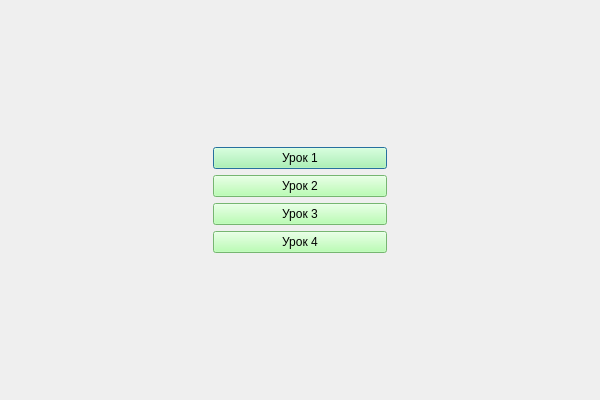
The window that client/qt/Lessons.ui (Alexey-Nikolaevic-B/cmd_test_system) describes before a commit, drawn with Qt 5.
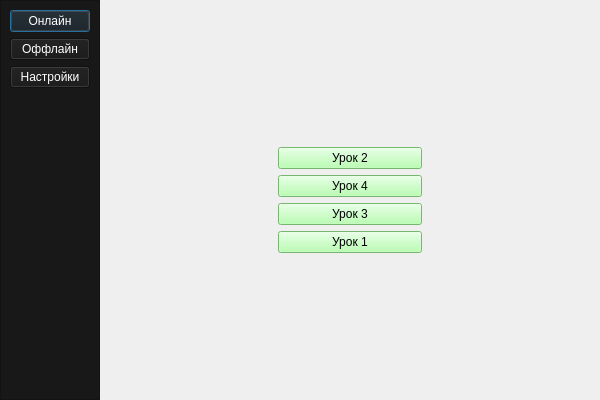
The same window after the commit.

Commit message: menu_bar

```diff
--- a/client/qt/Lessons.ui
+++ b/client/qt/Lessons.ui
@@ -23,6 +23,95 @@
    <string notr="true"/>
   </property>
   <layout class="QHBoxLayout" name="horizontalLayout">
+   <property name="leftMargin">
+    <number>0</number>
+   </property>
+   <property name="topMargin">
+    <number>0</number>
+   </property>
+   <property name="rightMargin">
+    <number>0</number>
+   </property>
+   <property name="bottomMargin">
+    <number>0</number>
+   </property>
+   <item>
+    <widget class="QFrame" name="frame">
+     <property name="enabled">
+      <bool>true</bool>
+     </property>
+     <property name="styleSheet">
+      <string notr="true">background-color: rgb(24, 24, 24)</string>
+     </property>
+     <property name="frameShape">
+      <enum>QFrame::StyledPanel</enum>
+     </property>
+     <property name="frameShadow">
+      <enum>QFrame::Raised</enum>
+     </property>
+     <layout class="QVBoxLayout" name="verticalLayout_2">
+      <item>
+       <widget class="QPushButton" name="btn_online_menu">
+        <property name="styleSheet">
+         <string notr="true">color: rgb(255, 255, 255);
+font:16pt &quot;Consolas&quot;;
+</string>
+        </property>
+        <property name="text">
+         <string>Онлайн</string>
+        </property>
+       </widget>
+      </item>
+      <item>
+       <widget class="QPushButton" name="btn_offline_menu">
+        <property name="styleSheet">
+         <string notr="true">color: rgb(255, 255, 255);
+font:16pt &quot;Consolas&quot;;
+
+</string>
+        </property>
+        <property name="text">
+         <string>Оффлайн</string>
+        </property>
+       </widget>
+      </item>
+      <item>
+       <widget class="QPushButton" name="btn_settings">
+        <property name="enabled">
+         <bool>true</bool>
+        </property>
+        <property name="sizePolicy">
+         <sizepolicy hsizetype="Fixed" vsizetype="Preferred">
+          <horstretch>10</horstretch>
+          <verstretch>0</verstretch>
+         </sizepolicy>
+        </property>
+        <property name="styleSheet">
+         <string notr="true">color: rgb(255, 255, 255);
+font:16pt &quot;Consolas&quot;;
+</string>
+        </property>
+        <property name="text">
+         <string>Настройки</string>
+        </property>
+       </widget>
+      </item>
+      <item>
+       <spacer name="verticalSpacer_3">
+        <property name="orientation">
+         <enum>Qt::Vertical</enum>
+        </property>
+        <property name="sizeHint" stdset="0">
+         <size>
+          <width>20</width>
+          <height>40</height>
+         </size>
+        </property>
+       </spacer>
+      </item>
+     </layout>
+    </widget>
+   </item>
    <item>
     <spacer name="horizontalSpacer">
      <property name="orientation">
@@ -64,17 +153,6 @@
         </property>
        </spacer>
       </item>
-      <item>
-       <widget class="QPushButton" name="btn_lesson">
-        <property name="styleSheet">
-         <string notr="true">background-color: rgb(165, 255, 158);
-font: 75 14pt &quot;MS Shell Dlg 2&quot;;</string>
-        </property>
-        <property name="text">
-         <string>Урок 1</string>
-        </property>
-       </widget>
-      </item>
       <item>
        <widget class="QPushButton" name="btn_lesson_2">
         <property name="styleSheet">
@@ -86,17 +164,6 @@
         </property>
        </widget>
       </item>
-      <item>
-       <widget class="QPushButton" name="btn_lesson_3">
-        <property name="styleSheet">
-         <string notr="true">background-color: rgb(165, 255, 158);
-font: 75 14pt &quot;MS Shell Dlg 2&quot;;</string>
-        </property>
-        <property name="text">
-         <string>Урок 3</string>
-        </property>
-       </widget>
-      </item>
       <item>
        <widget class="QPushButton" name="btn_lesson_4">
         <property name="styleSheet">
@@ -108,6 +175,28 @@
         </property>
        </widget>
       </item>
+      <item>
+       <widget class="QPushButton" name="btn_lesson_3">
+        <property name="styleSheet">
+         <string notr="true">background-color: rgb(165, 255, 158);
+font: 75 14pt &quot;MS Shell Dlg 2&quot;;</string>
+        </property>
+        <property name="text">
+         <string>Урок 3</string>
+        </property>
+       </widget>
+      </item>
+      <item>
+       <widget class="QPushButton" name="btn_lesson">
+        <property name="styleSheet">
+         <string notr="true">background-color: rgb(165, 255, 158);
+font: 75 14pt &quot;MS Shell Dlg 2&quot;;</string>
+        </property>
+        <property name="text">
+         <string>Урок 1</string>
+        </property>
+       </widget>
+      </item>
       <item>
        <spacer name="verticalSpacer_2">
         <property name="orientation">
@@ -137,6 +226,16 @@
      </property>
     </spacer>
    </item>
+   <item>
+    <widget class="QFrame" name="frame_2">
+     <property name="frameShape">
+      <enum>QFrame::StyledPanel</enum>
+     </property>
+     <property name="frameShadow">
+      <enum>QFrame::Raised</enum>
+     </property>
+    </widget>
+   </item>
   </layout>
  </widget>
  <resources/>
```
The commit also changes 30 other files.
